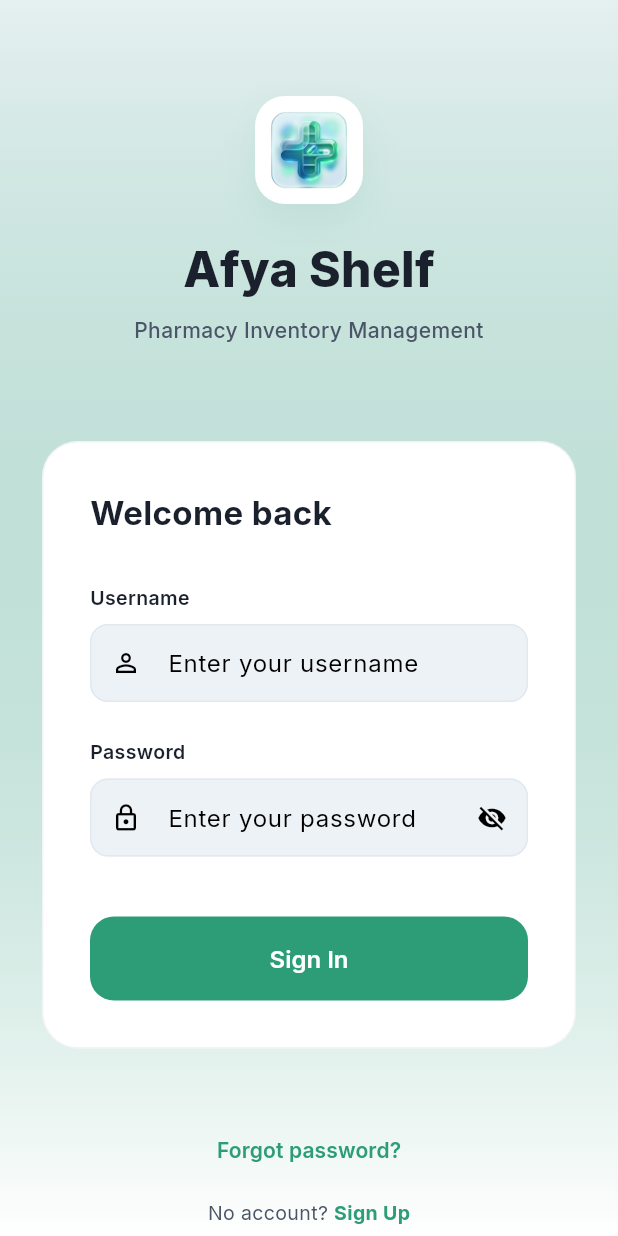
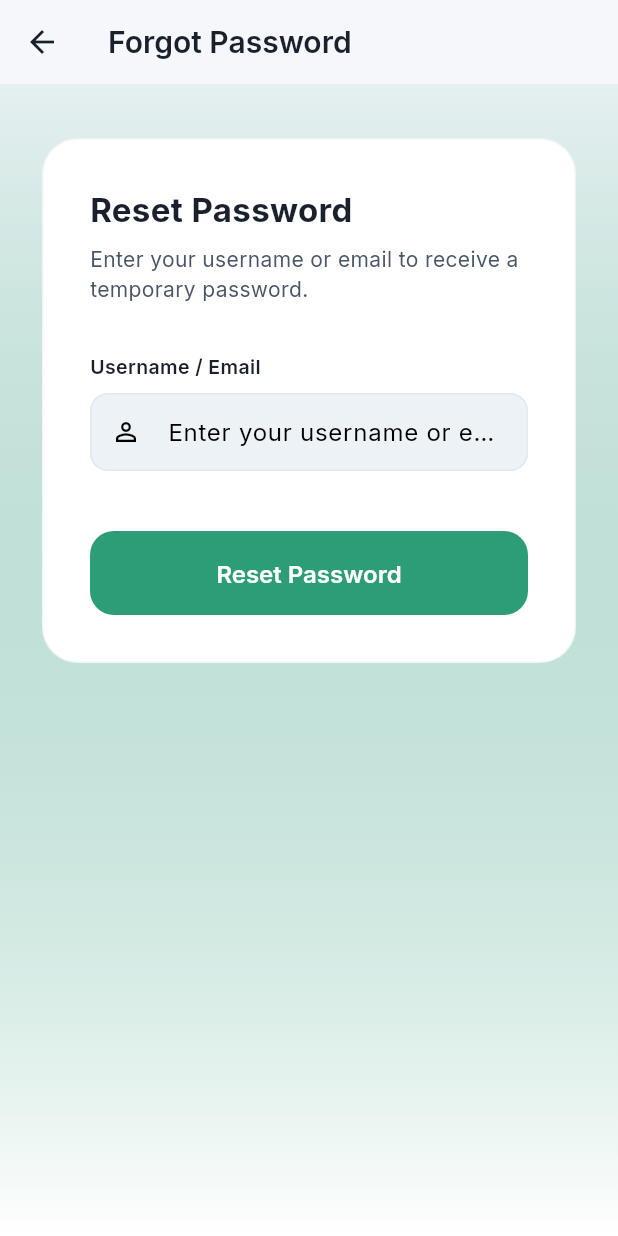
Before and after one commit to HovSaintBrandon/Afya-Shelf, a Flutter app: the screen it shows after launch, after a tap on "Forgot password?", on a phone screen of 412 x 824 dp. Run offline on Flutter 3.47's test engine with Material 3 defaults, Android fonts, the phone set to English and light mode, and no system bars; our stand-ins replace file_picker, flutter_secure_storage, google_fonts, image_picker, package_info_plus, pdf and 1 more; accounts and stored records are empty.

Commit message:
feat: added the forgot password feature together with the appropriate screens

```diff
--- a/lib/config/api_config.dart
+++ b/lib/config/api_config.dart
@@ -10,6 +10,8 @@ class ApiConfig {
   static const String authSwitchClinic = '$baseUrl/auth/switch-clinic';
   static const String authWorkers = '$baseUrl/auth/workers';
   static const String authUsers = '$baseUrl/auth/users';
+  static const String authForgotPassword = '$baseUrl/auth/forgot-password';
+  static const String authUpdatePassword = '$baseUrl/auth/update-password';
 
   // Clinics
   static const String clinics = '$baseUrl/clinics';
--- a/lib/providers/auth_provider.dart
+++ b/lib/providers/auth_provider.dart
@@ -161,4 +161,51 @@ class AuthProvider extends ChangeNotifier {
       return false;
     }
   }
+
+  Future<bool> forgotPassword(String username) async {
+    print('🔑 [AUTH] Forgot password attempt for: $username');
+    _loading = true;
+    _error = null;
+    notifyListeners();
+
+    try {
+      await _api.post(ApiConfig.authForgotPassword, {
+        'username': username,
+      });
+      print('✅ [AUTH] Forgot password email sent');
+      _loading = false;
+      notifyListeners();
+      return true;
+    } catch (e) {
+      print('❌ [AUTH] Forgot password failed: $e');
+      _error = e is ApiException ? e.message : 'Failed to request password reset';
+      _loading = false;
+      notifyListeners();
+      return false;
+    }
+  }
+
+  Future<bool> updatePassword(String currentPassword, String newPassword) async {
+    print('🔑 [AUTH] Update password attempt');
+    _loading = true;
+    _error = null;
+    notifyListeners();
+
+    try {
+      await _api.post(ApiConfig.authUpdatePassword, {
+        'currentPassword': currentPassword,
+        'newPassword': newPassword,
+      });
+      print('✅ [AUTH] Password updated successfully');
+      _loading = false;
+      notifyListeners();
+      return true;
+    } catch (e) {
+      print('❌ [AUTH] Update password failed: $e');
+      _error = e is ApiException ? e.message : 'Failed to update password';
+      _loading = false;
+      notifyListeners();
+      return false;
+    }
+  }
 }
--- /dev/null
+++ b/lib/screens/forgot_password_screen.dart
@@ -0,0 +1,154 @@
+import 'package:flutter/material.dart';
+import 'package:provider/provider.dart';
+import 'package:google_fonts/google_fonts.dart';
+import '../providers/auth_provider.dart';
+import '../config/theme.dart';
+
+class ForgotPasswordScreen extends StatefulWidget {
+  const ForgotPasswordScreen({super.key});
+
+  @override
+  State<ForgotPasswordScreen> createState() => _ForgotPasswordScreenState();
+}
+
+class _ForgotPasswordScreenState extends State<ForgotPasswordScreen> {
+  final _usernameCtrl = TextEditingController();
+
+  @override
+  void dispose() {
+    _usernameCtrl.dispose();
+    super.dispose();
+  }
+
+  Future<void> _resetPassword() async {
+    final username = _usernameCtrl.text.trim();
+    if (username.isEmpty) {
+      ScaffoldMessenger.of(context).showSnackBar(
+        const SnackBar(
+          content: Text('Please enter your username or email'),
+          backgroundColor: AfyaTheme.destructive,
+        ),
+      );
+      return;
+    }
+
+    final auth = context.read<AuthProvider>();
+    final success = await auth.forgotPassword(username);
+
+    if (mounted) {
+      if (success) {
+        // Show success dialog or snackbar and pop
+        showDialog(
+          context: context,
+          builder: (ctx) => AlertDialog(
+            title: Text('Email Sent', style: GoogleFonts.inter(fontWeight: FontWeight.w700)),
+            content: const Text('A temporary password has been sent to your email. Please use it to log in.'),
+            actions: [
+              TextButton(
+                onPressed: () {
+                  Navigator.pop(ctx); // close dialog
+                  Navigator.pop(context); // go back to login
+                },
+                child: const Text('OK'),
+              ),
+            ],
+          ),
+        );
+      } else {
+        ScaffoldMessenger.of(context).showSnackBar(
+          SnackBar(
+            content: Text(auth.error ?? 'Failed to request password reset'),
+            backgroundColor: AfyaTheme.destructive,
+          ),
+        );
+      }
+    }
+  }
+
+  @override
+  Widget build(BuildContext context) {
+    final auth = context.watch<AuthProvider>();
+
+    return Scaffold(
+      appBar: AppBar(
+        title: const Text('Forgot Password'),
+        backgroundColor: Colors.transparent,
+        elevation: 0,
+        foregroundColor: AfyaTheme.textPrimary,
+      ),
+      body: Container(
+        width: double.infinity,
+        height: double.infinity,
+        decoration: BoxDecoration(
+          gradient: LinearGradient(
+            begin: Alignment.topCenter,
+            end: Alignment.bottomCenter,
+            colors: [
+              AfyaTheme.primary.withOpacity(0.08),
+              Colors.white,
+            ],
+          ),
+        ),
+        child: SingleChildScrollView(
+          padding: const EdgeInsets.symmetric(horizontal: 24, vertical: 32),
+          child: Column(
+            children: [
+              Card(
+                elevation: 0,
+                shape: RoundedRectangleBorder(
+                  borderRadius: BorderRadius.circular(24),
+                  side: BorderSide(color: AfyaTheme.border.withOpacity(0.5)),
+                ),
+                child: Padding(
+                  padding: const EdgeInsets.all(32),
+                  child: Column(
+                    crossAxisAlignment: CrossAxisAlignment.start,
+                    children: [
+                      Text('Reset Password',
+                        style: GoogleFonts.inter(fontSize: 22, fontWeight: FontWeight.w700, color: AfyaTheme.textPrimary),
+                      ),
+                      const SizedBox(height: 8),
+                      Text('Enter your username or email to receive a temporary password.',
+                        style: GoogleFonts.inter(fontSize: 14, color: AfyaTheme.textSecondary),
+                      ),
+                      const SizedBox(height: 32),
+                      Text('Username / Email',
+                        style: GoogleFonts.inter(fontSize: 13, fontWeight: FontWeight.w600, color: AfyaTheme.textPrimary),
+                      ),
+                      const SizedBox(height: 8),
+                      TextField(
+                        controller: _usernameCtrl,
+                        decoration: const InputDecoration(
+                          hintText: 'Enter your username or email',
+                          prefixIcon: Icon(Icons.person_outline, size: 20),
+                        ),
+                        onSubmitted: (_) => _resetPassword(),
+                      ),
+                      const SizedBox(height: 40),
+                      SizedBox(
+                        width: double.infinity,
+                        height: 56,
+                        child: ElevatedButton(
+                          onPressed: auth.loading ? null : _resetPassword,
+                          style: ElevatedButton.styleFrom(
+                            backgroundColor: AfyaTheme.primary,
+                            foregroundColor: Colors.white,
+                            shape: RoundedRectangleBorder(borderRadius: BorderRadius.circular(16)),
+                            elevation: 0,
+                          ),
+                          child: auth.loading
+                              ? const SizedBox(width: 24, height: 24, child: CircularProgressIndicator(strokeWidth: 2, color: Colors.white))
+                              : const Text('Reset Password', style: TextStyle(fontSize: 16, fontWeight: FontWeight.w600)),
+                        ),
+                      ),
+                    ],
+                  ),
+                ),
+              ),
+            ],
+          ),
+        ),
+      ),
+    );
+  }
+}
--- a/lib/screens/login_screen.dart
+++ b/lib/screens/login_screen.dart
@@ -4,6 +4,7 @@ import 'package:google_fonts/google_fonts.dart';
 import '../providers/auth_provider.dart';
 import '../config/theme.dart';
 import 'signup_screen.dart';
+import 'forgot_password_screen.dart';
 import 'package:package_info_plus/package_info_plus.dart';
 
 class LoginScreen extends StatefulWidget {
@@ -152,7 +153,12 @@ class _LoginScreenState extends State<LoginScreen> {
               ),
               const SizedBox(height: 40),
               TextButton(
-                onPressed: () {},
+                onPressed: () {
+                  Navigator.push(
+                    context,
+                    MaterialPageRoute(builder: (_) => const ForgotPasswordScreen()),
+                  );
+                },
                 child: Text('Forgot password?', style: TextStyle(color: AfyaTheme.primary, fontWeight: FontWeight.w600)),
               ),
               const SizedBox(height: 8),
```
Also changed, not shown: lib/screens/settings_screen.dart (+18 -0 lines), lib/screens/update_password_screen.dart (added, +189 -0 lines).
